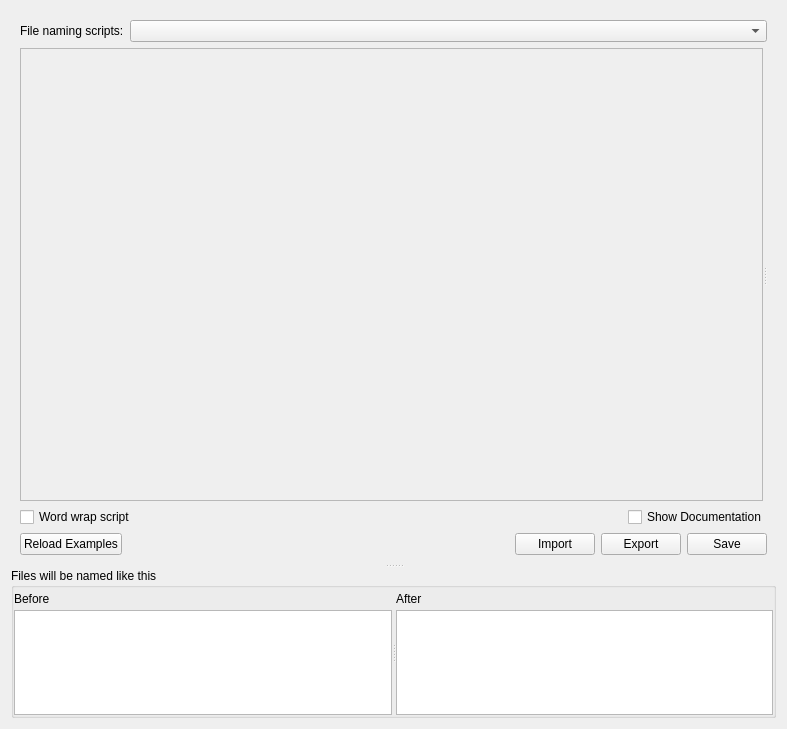
Qt form ui/scripteditor.ui (metabrainz/picard) before a commit.
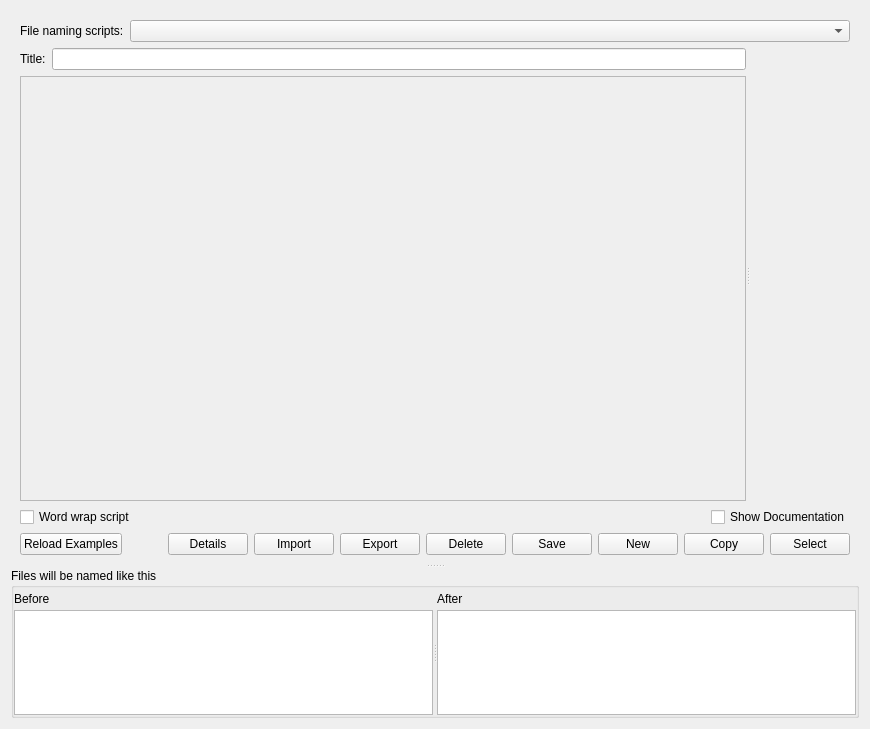
The same form after that commit. Custom widgets are drawn as their Qt base class.

Commit message: Update UI for multiple scripts

```diff
--- a/ui/scripteditor.ui
+++ b/ui/scripteditor.ui
@@ -12,7 +12,7 @@
    <rect>
     <x>0</x>
     <y>0</y>
-    <width>787</width>
+    <width>858</width>
     <height>729</height>
    </rect>
   </property>
@@ -143,6 +143,12 @@
           </property>
           <item>
            <widget class="QSplitter" name="splitter_between_editor_and_documentation">
+            <property name="minimumSize">
+             <size>
+              <width>0</width>
+              <height>0</height>
+             </size>
+            </property>
             <property name="frameShape">
              <enum>QFrame::NoFrame</enum>
             </property>
@@ -172,6 +178,23 @@
               <property name="bottomMargin">
                <number>0</number>
               </property>
+              <item>
+               <layout class="QHBoxLayout" name="horizontalLayout">
+                <property name="topMargin">
+                 <number>0</number>
+                </property>
+                <item>
+                 <widget class="QLabel" name="label_2">
+                  <property name="text">
+                   <string>Title:</string>
+                  </property>
+                 </widget>
+                </item>
+                <item>
+                 <widget class="QLineEdit" name="script_title"/>
+                </item>
+               </layout>
+              </item>
               <item>
                <widget class="ScriptTextEdit" name="file_naming_format">
                 <property name="enabled">
@@ -214,7 +237,7 @@
             <widget class="QFrame" name="documentation_frame">
              <property name="minimumSize">
               <size>
-               <width>0</width>
+               <width>100</width>
                <height>0</height>
               </size>
              </property>
@@ -315,6 +338,16 @@
            </property>
           </spacer>
          </item>
+         <item>
+          <widget class="QPushButton" name="script_details">
+           <property name="statusTip">
+            <string>Display the details for the currently selected script</string>
+           </property>
+           <property name="text">
+            <string>Details</string>
+           </property>
+          </widget>
+         </item>
          <item>
           <widget class="QPushButton" name="import_script">
            <property name="toolTip">
@@ -335,6 +368,16 @@
            </property>
           </widget>
          </item>
+         <item>
+          <widget class="QPushButton" name="file_naming_editor_delete">
+           <property name="toolTip">
+            <string>Delete the currently selected script</string>
+           </property>
+           <property name="text">
+            <string>Delete</string>
+           </property>
+          </widget>
+         </item>
          <item>
           <widget class="QPushButton" name="file_naming_editor_save">
            <property name="toolTip">
@@ -345,6 +388,36 @@
            </property>
           </widget>
          </item>
+         <item>
+          <widget class="QPushButton" name="file_naming_editor_new">
+           <property name="toolTip">
+            <string>Create a new file naming script</string>
+           </property>
+           <property name="text">
+            <string>New</string>
+           </property>
+          </widget>
+         </item>
+         <item>
+          <widget class="QPushButton" name="file_naming_editor_copy">
+           <property name="toolTip">
+            <string>Save a copy of the script as a new script</string>
+           </property>
+           <property name="text">
+            <string>Copy</string>
+           </property>
+          </widget>
+         </item>
+         <item>
+          <widget class="QPushButton" name="file_naming_editor_select">
+           <property name="toolTip">
+            <string>Select the current script to use as the file naming script</string>
+           </property>
+           <property name="text">
+            <string>Select</string>
+           </property>
+          </widget>
+         </item>
         </layout>
        </item>
       </layout>
```
Left out of the diff: 4 changed lines with no effect on the pictures. The commit also changes 5 other files.
